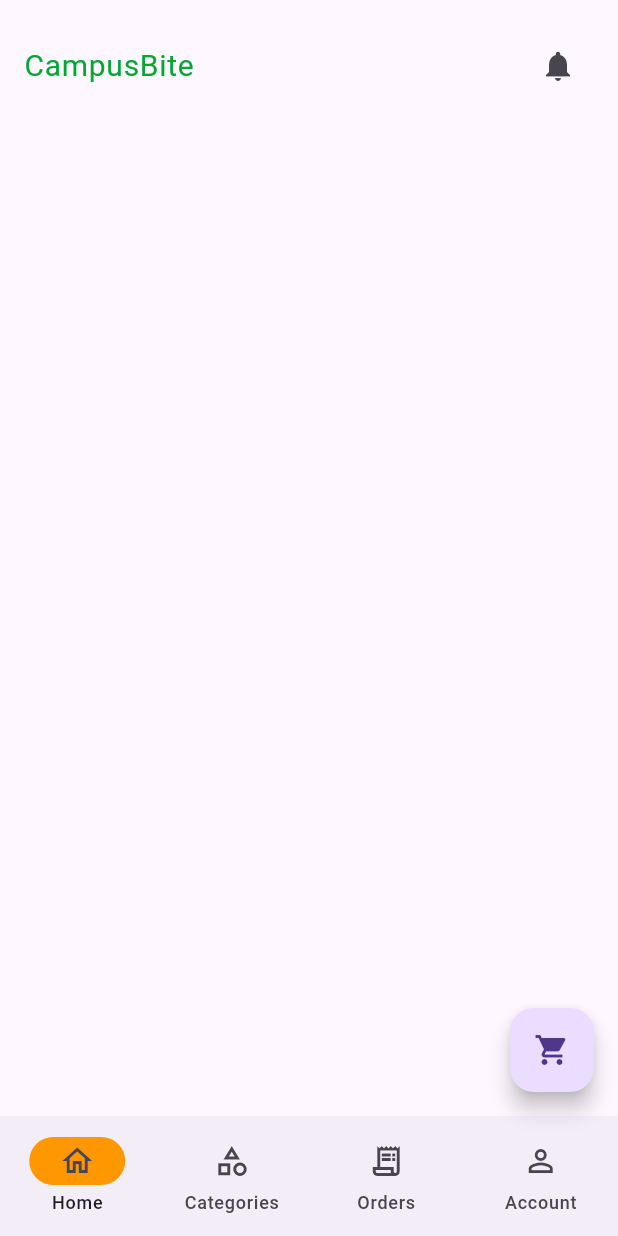
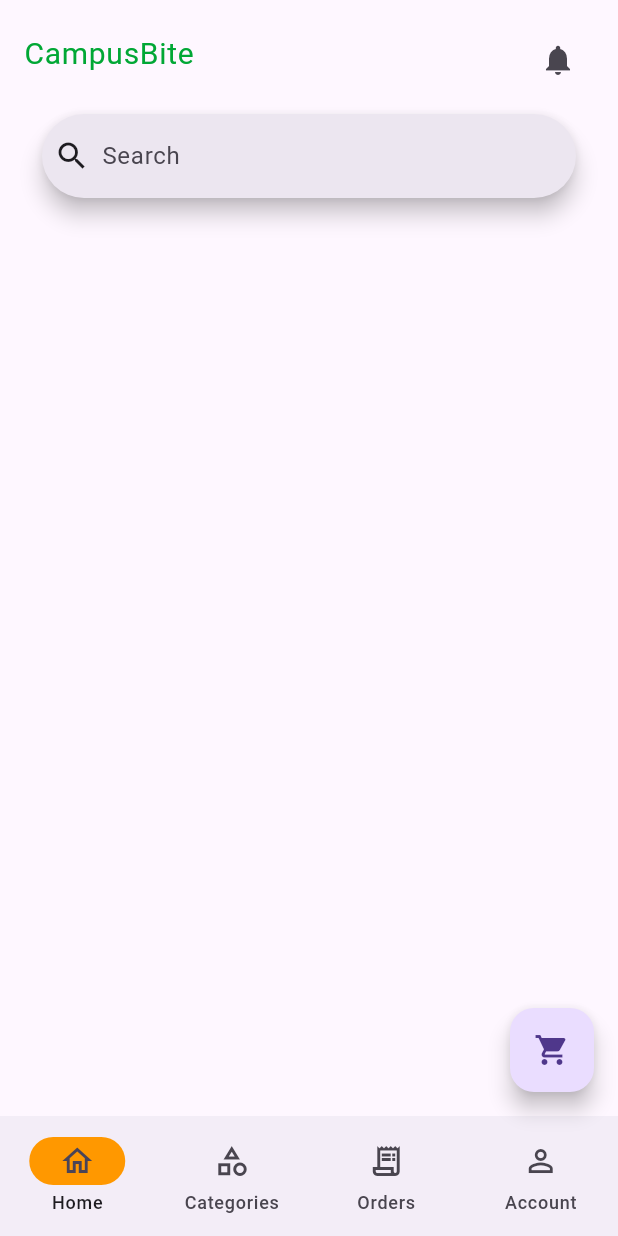
Before and after one commit to davidkivuyo/foodorder, a Flutter app: the screen it shows after launch, on a phone screen of 412 x 824 dp. Run offline on Flutter 3.47's test engine with Material 3 defaults, Android fonts, the phone set to English and light mode, and no system bars.

Commit message:
added a search textfield to the main screen

```diff
--- a/lib/main.dart
+++ b/lib/main.dart
@@ -15,7 +15,7 @@ class MyApp extends StatelessWidget {
     return MaterialApp(
       debugShowCheckedModeBanner: false,
       title: 'Food order app',
-      home: const HomeScreen(),
+      home: const MainScreen(),
     );
   }
 }
--- a/lib/navigation/bottom_navigation.dart
+++ b/lib/navigation/bottom_navigation.dart
@@ -4,18 +4,74 @@ import '../screens/account_screen.dart';
 
 
 // home screen
-class HomeScreen extends StatefulWidget {
-  const HomeScreen({super.key});
+class MainScreen extends StatefulWidget {
+  const MainScreen({super.key});
 
   @override
-  State<HomeScreen> createState() => _NavigationExampleState();
+  State<MainScreen> createState() => _NavigationExampleState();
 }
 
-class _NavigationExampleState extends State<HomeScreen> {
+// The top appbar
+class CustomBar extends StatelessWidget implements PreferredSizeWidget {
+  const CustomBar({super.key});
+
+  @override
+  Widget build(BuildContext context) {
+    return SafeArea(
+      child: Container(
+          margin: const EdgeInsets.only(top: 12.0, left: 8.0, right: 8.0),
+        child: Padding(
+          padding: const EdgeInsets.all(8.0),
+          child: Row(
+            mainAxisAlignment: MainAxisAlignment.spaceBetween,
+            children: [
+              Text(
+                'CampusBite',
+                    style: TextStyle(
+                    color: Color.fromARGB(255, 1, 167, 53),
+                    letterSpacing: .5,
+                    fontSize: 20,
+                    fontStyle: FontStyle.normal,
+                  ),
+                ),
+              IconButton(onPressed: () {
+            Navigator.push(
+              context,
+              MaterialPageRoute(
+                builder: (_) => Notify(),
+                ),
+                );
+                }, icon: Icon(Icons.notifications)),
+            ],
+          ),
+        ),
+      ),
+    );
+  }
+
+  @override
+  Size get preferredSize => const Size.fromHeight(60.0);
+}
+
+
+// notification screen
+class Notify extends StatelessWidget {
+  const Notify({super.key});
+
+  @override
+  Widget build(BuildContext context) {
+   return Scaffold(
+      appBar: AppBar(title: Text('Notifications'),),
+    );
+  }
+}
+
+// body and bottom navigation
+class _NavigationExampleState extends State<MainScreen> {
   int currentPageIndex = 0;
 
   final List<Widget> _pages = [
-    const CustomBar(),
+    const HomeScreen(),
     const Center(child: Text('Categories Content')),
     const Center(child: Text('Order Content')),
     const AccountScreen(), // This is your Account screen
@@ -24,6 +80,9 @@ class _NavigationExampleState extends State<HomeScreen> {
   @override
   Widget build(BuildContext context) {
     return Scaffold(
+
+      // TopBar
+      appBar: CustomBar(),
 
       // body
       body: _pages[currentPageIndex],
--- a/lib/screens/home_screen.dart
+++ b/lib/screens/home_screen.dart
@@ -1,57 +1,32 @@
 import 'package:flutter/material.dart';
 
 
-// The top appbar
-class CustomBar extends StatelessWidget implements PreferredSizeWidget {
-  const CustomBar({super.key});
+class HomeScreen extends StatelessWidget {
+  const HomeScreen({super.key});
 
   @override
   Widget build(BuildContext context) {
-    return SafeArea(
-      child: Container(
-          margin: const EdgeInsets.only(top: 12.0, left: 8.0, right: 8.0),
-
-        child: Padding(
-          padding: const EdgeInsets.all(8.0),
-          child: Row(
-            mainAxisAlignment: MainAxisAlignment.spaceBetween,
-            children: [
-              Text(
-                'CampusBite',style: TextStyle(
-                    color: Color.fromARGB(255, 1, 167, 53),
-                    letterSpacing: .5,
-                    fontSize: 20,
-                    fontStyle: FontStyle.normal,
-                  ),
+ return Scaffold(
+      body: SafeArea(
+        child: SingleChildScrollView(
+          child: Padding(
+            padding: const EdgeInsets.all(16.0),
+            child: Column(
+              crossAxisAlignment: CrossAxisAlignment.start,
+              children: [
+                   Container(
+                  padding: const EdgeInsets.symmetric(horizontal: 12),
+                  child: SearchBar(
+                    leading: Icon(Icons.search),
+                    hintText: 'Search',
+                  )
                 ),
-              IconButton(onPressed: () {
-            Navigator.push(
-              context,
-              MaterialPageRoute(
-                builder: (_) => Notify(),
-                ),
-                );
-                }, icon: Icon(Icons.notifications)),
-            ],
+              ],
+            ),
           ),
         ),
       ),
-    );
-  }
+ );
 
-  @override
-  Size get preferredSize => const Size.fromHeight(60.0);
-}
-
-
-// notification screen
-class Notify extends StatelessWidget {
-  const Notify({super.key});
-
-  @override
-  Widget build(BuildContext context) {
-   return Scaffold(
-      appBar: AppBar(title: Text('Notifications'),),
-    );
   }
 }
```
